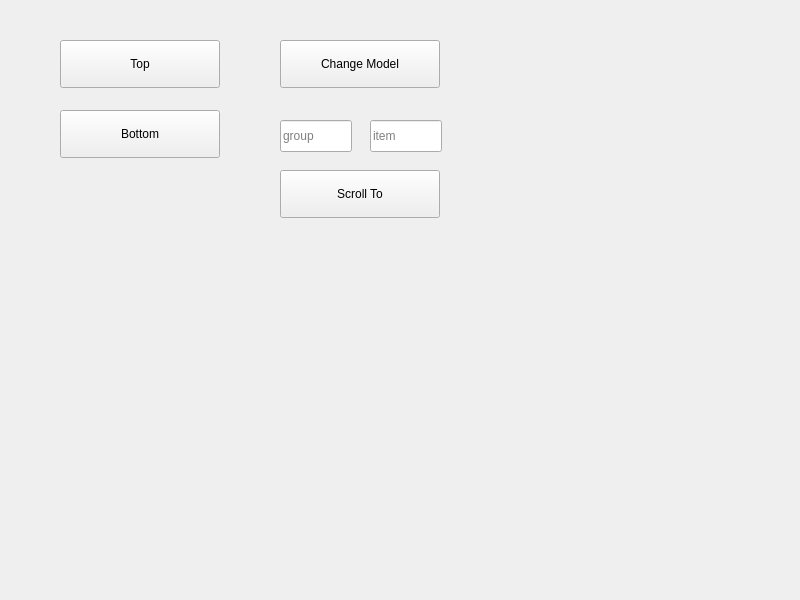
Old version of the form ListViewTest/mainwindow.ui in the repository wx984490083/ListView.
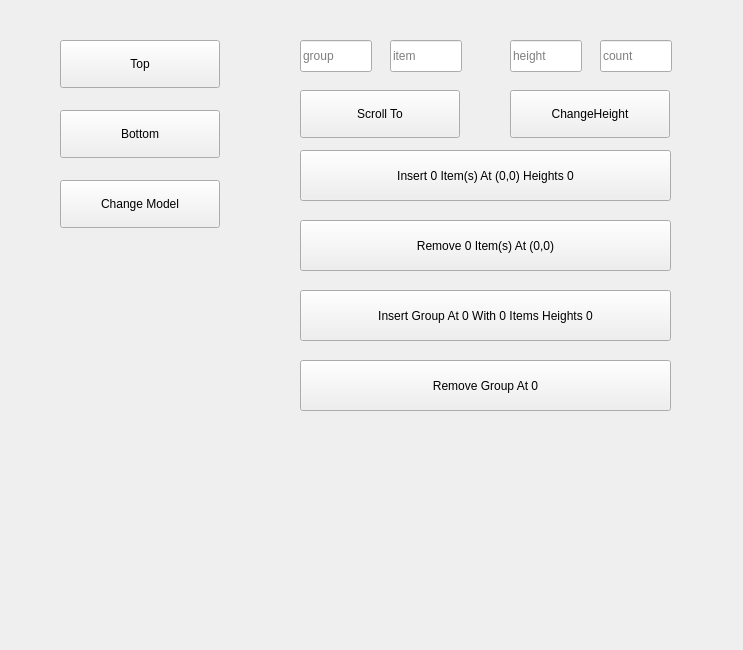
New version of the form.

Diff of the .ui file:
```diff
--- a/ListViewTest/mainwindow.ui
+++ b/ListViewTest/mainwindow.ui
@@ -6,19 +6,23 @@
    <rect>
     <x>0</x>
     <y>0</y>
-    <width>800</width>
-    <height>600</height>
+    <width>743</width>
+    <height>650</height>
    </rect>
   </property>
   <property name="windowTitle">
    <string>MainWindow</string>
   </property>
+  <property name="styleSheet">
+   <string notr="true">
+</string>
+  </property>
   <widget class="QWidget" name="centralwidget">
    <widget class="QPushButton" name="pushButton">
     <property name="geometry">
      <rect>
-      <x>280</x>
-      <y>40</y>
+      <x>60</x>
+      <y>180</y>
       <width>160</width>
       <height>48</height>
      </rect>
@@ -74,8 +78,8 @@
    <widget class="QPushButton" name="btnScrollTo">
     <property name="geometry">
      <rect>
-      <x>280</x>
-      <y>170</y>
+      <x>300</x>
+      <y>90</y>
       <width>160</width>
       <height>48</height>
      </rect>
@@ -93,8 +97,8 @@
    <widget class="QLineEdit" name="editGroup">
     <property name="geometry">
      <rect>
-      <x>280</x>
-      <y>120</y>
+      <x>300</x>
+      <y>40</y>
       <width>72</width>
       <height>32</height>
      </rect>
@@ -112,8 +116,8 @@
    <widget class="QLineEdit" name="editItem">
     <property name="geometry">
      <rect>
-      <x>370</x>
-      <y>120</y>
+      <x>390</x>
+      <y>40</y>
       <width>72</width>
       <height>32</height>
      </rect>
@@ -128,6 +132,121 @@
      <string>item</string>
     </property>
    </widget>
+   <widget class="QPushButton" name="btnChangeHeight">
+    <property name="geometry">
+     <rect>
+      <x>510</x>
+      <y>90</y>
+      <width>160</width>
+      <height>48</height>
+     </rect>
+    </property>
+    <property name="sizePolicy">
+     <sizepolicy hsizetype="Fixed" vsizetype="Fixed">
+      <horstretch>0</horstretch>
+      <verstretch>0</verstretch>
+     </sizepolicy>
+    </property>
+    <property name="text">
+     <string>ChangeHeight</string>
+    </property>
+   </widget>
+   <widget class="QLineEdit" name="editHeight">
+    <property name="geometry">
+     <rect>
+      <x>510</x>
+      <y>40</y>
+      <width>72</width>
+      <height>32</height>
+     </rect>
+    </property>
+    <property name="sizePolicy">
+     <sizepolicy hsizetype="Fixed" vsizetype="Fixed">
+      <horstretch>0</horstretch>
+      <verstretch>0</verstretch>
+     </sizepolicy>
+    </property>
+    <property name="text">
+     <string/>
+    </property>
+    <property name="placeholderText">
+     <string>height</string>
+    </property>
+   </widget>
+   <widget class="QPushButton" name="btnInsertGroup">
+    <property name="geometry">
+     <rect>
+      <x>300</x>
+      <y>290</y>
+      <width>371</width>
+      <height>51</height>
+     </rect>
+    </property>
+    <property name="text">
+     <string>Insert Group At 0 With 0 Items Heights 0</string>
+    </property>
+   </widget>
+   <widget class="QPushButton" name="btnInsertItem">
+    <property name="geometry">
+     <rect>
+      <x>300</x>
+      <y>150</y>
+      <width>371</width>
+      <height>51</height>
+     </rect>
+    </property>
+    <property name="text">
+     <string>Insert 0 Item(s) At (0,0) Heights 0</string>
+    </property>
+   </widget>
+   <widget class="QPushButton" name="btnRemoveGroup">
+    <property name="geometry">
+     <rect>
+      <x>300</x>
+      <y>360</y>
+      <width>371</width>
+      <height>51</height>
+     </rect>
+    </property>
+    <property name="text">
+     <string>Remove Group At 0</string>
+    </property>
+   </widget>
+   <widget class="QPushButton" name="btnRemoveItem">
+    <property name="geometry">
+     <rect>
+      <x>300</x>
+      <y>220</y>
+      <width>371</width>
+      <height>51</height>
+     </rect>
+    </property>
+    <property name="text">
+     <string>Remove 0 Item(s) At (0,0)</string>
+    </property>
+   </widget>
+   <widget class="QLineEdit" name="editCount">
+    <property name="geometry">
+     <rect>
+      <x>600</x>
+      <y>40</y>
+      <width>72</width>
+      <height>32</height>
+     </rect>
+    </property>
+    <property name="sizePolicy">
+     <sizepolicy hsizetype="Fixed" vsizetype="Fixed">
+      <horstretch>0</horstretch>
+      <verstretch>0</verstretch>
+     </sizepolicy>
+    </property>
+    <property name="text">
+     <string/>
+    </property>
+    <property name="placeholderText">
+     <string>count</string>
+    </property>
+   </widget>
   </widget>
  </widget>
  <resources/>
```
